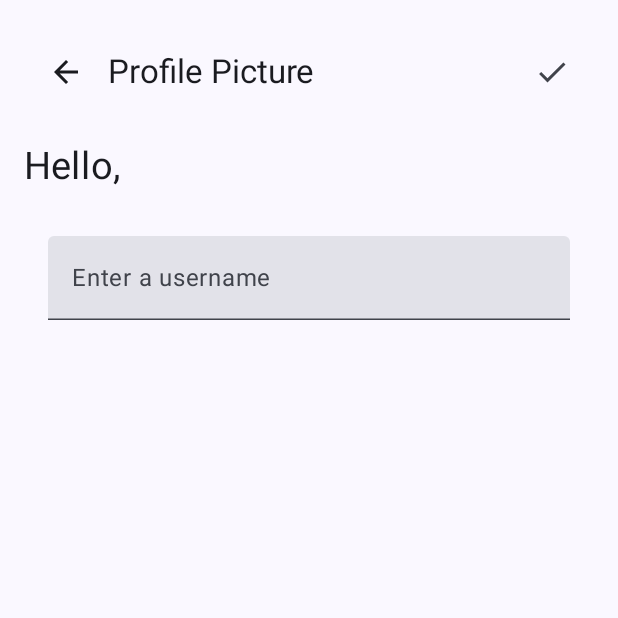
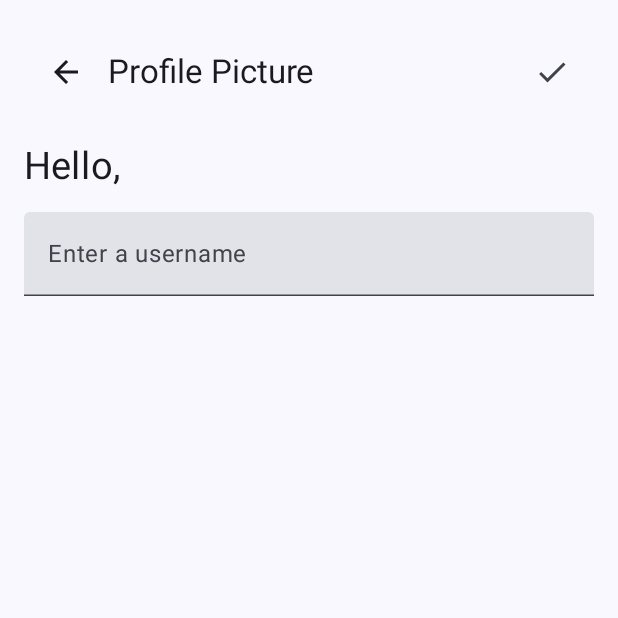
Before and after one commit to matfelhau/Mobilprogrammering2023, an Android app built with Jetpack Compose: the composable ProfilePictureLayout shown on its own in the app's theme, on a phone screen of 412 x 824 dp, the top half of it. Run offline under Robolectric (Android 15) with nearby library versions, the light colour scheme and no system bars; our stand-ins replace Firebase (no records; nobody signed in at launch, a user with empty details on screens opened directly).

Commit message:
Fiksa en liten bug

```diff
--- a/app/src/main/java/com/example/matapp/auth/LoginScreen.kt
+++ b/app/src/main/java/com/example/matapp/auth/LoginScreen.kt
@@ -28,6 +28,7 @@ import androidx.compose.ui.Alignment
 import androidx.compose.ui.Modifier
 import androidx.compose.ui.platform.LocalContext
 import androidx.compose.ui.res.painterResource
+import androidx.compose.ui.text.TextStyle
 import androidx.compose.ui.text.input.PasswordVisualTransformation
 import androidx.compose.ui.text.input.TextFieldValue
 import androidx.compose.ui.unit.dp
@@ -93,6 +94,8 @@ fun LoginScreen(navController: NavController) {
             value = email,
             onValueChange = { email = it },
             label = { Text(text = "Email") },
+            singleLine = true,
+            textStyle = TextStyle.Default,
             keyboardOptions = KeyboardOptions.Default,
             keyboardActions = KeyboardActions.Default,
             modifier = Modifier
@@ -106,6 +109,8 @@ fun LoginScreen(navController: NavController) {
             onValueChange = { password = it },
             label = { Text(text = "Password") },
             visualTransformation = PasswordVisualTransformation(),
+            singleLine = true,
+            textStyle = TextStyle.Default,
             keyboardOptions = KeyboardOptions.Default,
             keyboardActions = KeyboardActions.Default,
             modifier = Modifier
--- a/app/src/main/java/com/example/matapp/navigation/TopNavBar.kt
+++ b/app/src/main/java/com/example/matapp/navigation/TopNavBar.kt
@@ -9,12 +9,10 @@ import androidx.compose.foundation.layout.size
 import androidx.compose.material3.Text
 import androidx.compose.runtime.Composable
 import androidx.compose.ui.Modifier
-import androidx.compose.ui.platform.LocalContext
 import androidx.compose.ui.res.painterResource
 import androidx.compose.ui.unit.dp
 import androidx.compose.ui.unit.sp
 import com.example.matapp.R
-import com.example.matapp.Utility
 
 
 @Composable
@@ -24,7 +22,6 @@ fun TopNavBar(
     nameString: String
 
     ) {
-    val context = LocalContext.current
     Row(
         modifier = Modifier
             .fillMaxWidth()
@@ -53,7 +50,6 @@ fun TopNavBar(
                 .size(40.dp)
                 .clickable {
                     onProfilePictureClick()
-                    Utility.showError(context = context, "Coming soon!")
                 }
         )
     }
--- a/app/src/main/java/com/example/matapp/screens/CreateRecipeScreen.kt
+++ b/app/src/main/java/com/example/matapp/screens/CreateRecipeScreen.kt
@@ -1,4 +1,3 @@
-
 import android.os.Bundle
 import androidx.activity.ComponentActivity
 import androidx.activity.compose.setContent
@@ -28,6 +27,7 @@ class CreateRecipeScreen : ComponentActivity() {
     private val database by lazy { FirebaseDatabase.getInstance().getReference("recipes") }
     private val userId by lazy { FirebaseAuth.getInstance().currentUser?.uid }
     override fun onCreate(savedInstanceState: Bundle?) {
+
         initializeRecipe()
 
         super.onCreate(savedInstanceState)
--- a/app/src/main/java/com/example/matapp/screens/ProfileCompose.kt
+++ b/app/src/main/java/com/example/matapp/screens/ProfileCompose.kt
@@ -100,9 +100,7 @@ fun ProfilePictureLayout(navController: NavController) {
 
         TextField(
             value = changeUsername,
-            onValueChange = {
-                changeUsername = it
-            },
+            onValueChange = { changeUsername = it },
             label = { Text(text = "Enter a username") },
             singleLine = true,
             textStyle = TextStyle.Default,
@@ -110,7 +108,6 @@ fun ProfilePictureLayout(navController: NavController) {
             keyboardActions = KeyboardActions.Default,
             modifier = Modifier
                 .fillMaxWidth()
-                .padding(16.dp)
         )
     }
 }
```
